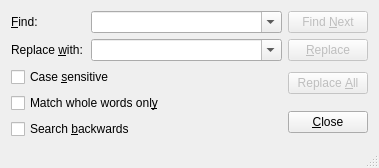
Old version of the form src/frontends/qt4/ui/SearchUi.ui in the repository cburschka/lyx.
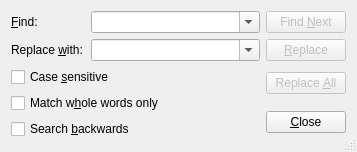
New version of the form.

What changed in the file:
```diff
--- a/src/frontends/qt4/ui/SearchUi.ui
+++ b/src/frontends/qt4/ui/SearchUi.ui
@@ -1,12 +1,12 @@
 <ui version="4.0" >
  <class>SearchUi</class>
- <widget class="QDialog" name="SearchUi" >
-  <property name="geometry" >
+ <widget class="QDialog" name="SearchUi">
+  <property name="geometry">
    <rect>
     <x>0</x>
     <y>0</y>
-    <width>379</width>
-    <height>168</height>
+    <width>357</width>
+    <height>152</height>
    </rect>
   </property>
   <property name="windowTitle" >
@@ -32,12 +32,10 @@
      </property>
     </widget>
    </item>
-   <item row="0" column="1" colspan="2" >
-    <widget class="QComboBox" name="findCO" >
-     <property name="sizePolicy" >
-      <sizepolicy>
-       <hsizetype>3</hsizetype>
-       <vsizetype>0</vsizetype>
+   <item row="0" column="1" colspan="2">
+    <widget class="QComboBox" name="findCO">
+     <property name="sizePolicy">
+      <sizepolicy hsizetype="MinimumExpanding" vsizetype="Fixed">
        <horstretch>0</horstretch>
        <verstretch>0</verstretch>
       </sizepolicy>
@@ -72,12 +70,10 @@
      </property>
     </widget>
    </item>
-   <item row="1" column="1" colspan="2" >
-    <widget class="QComboBox" name="replaceCO" >
-     <property name="sizePolicy" >
-      <sizepolicy>
-       <hsizetype>3</hsizetype>
-       <vsizetype>0</vsizetype>
+   <item row="1" column="1" colspan="2">
+    <widget class="QComboBox" name="replaceCO">
+     <property name="sizePolicy">
+      <sizepolicy hsizetype="MinimumExpanding" vsizetype="Fixed">
        <horstretch>0</horstretch>
        <verstretch>0</verstretch>
       </sizepolicy>
@@ -106,10 +102,10 @@
      </property>
     </widget>
    </item>
-   <item rowspan="2" row="3" column="0" colspan="2" >
-    <widget class="QCheckBox" name="wordsCB" >
-     <property name="text" >
-      <string>Match whole words onl&amp;y</string>
+   <item row="3" column="0" rowspan="2" colspan="2">
+    <widget class="QCheckBox" name="wordsCB">
+     <property name="text">
+      <string>Match w&amp;hole words only</string>
      </property>
     </widget>
    </item>
```
Left out of the diff: 125 changed lines with no effect on the pictures.
